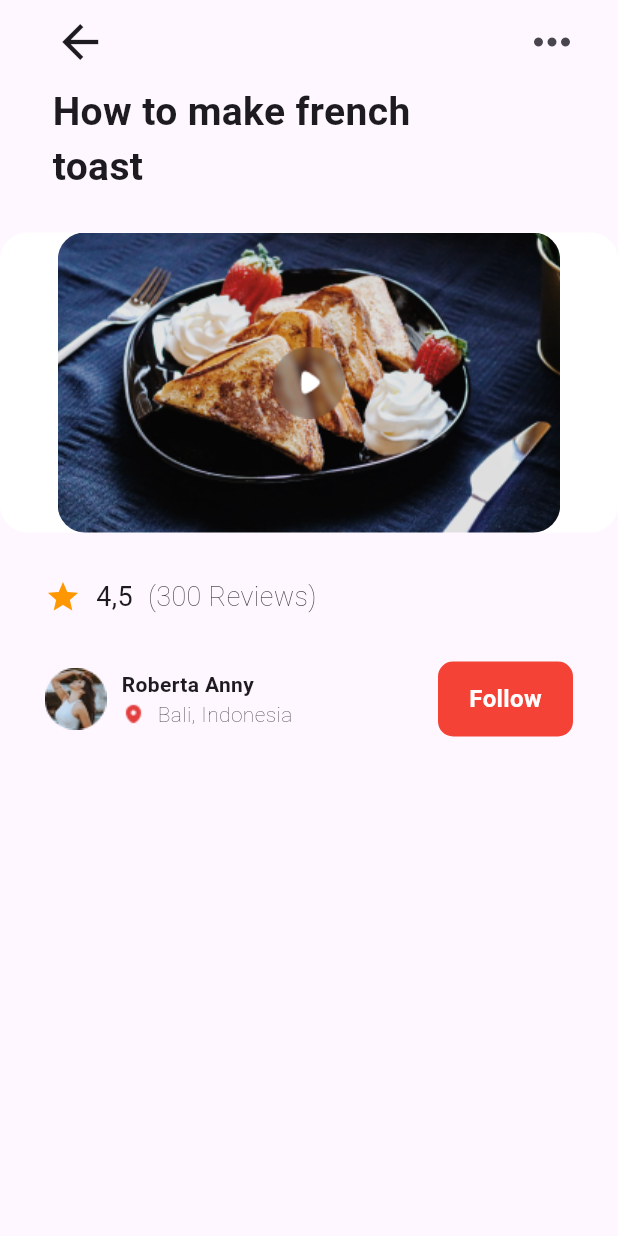
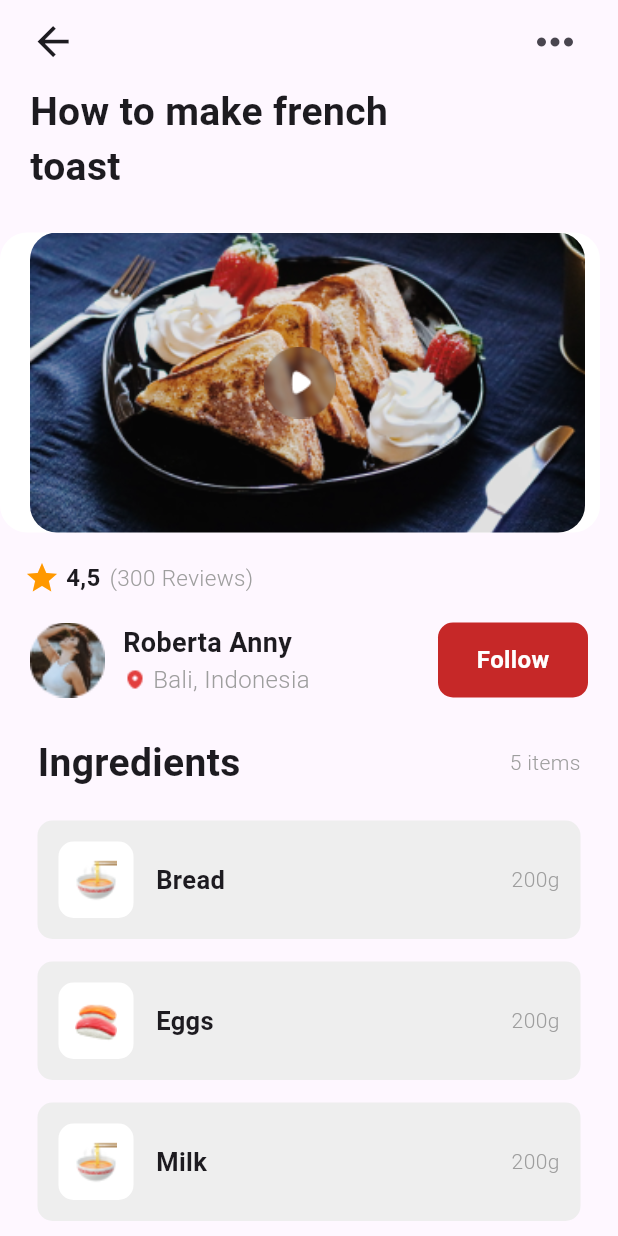
Before and after one commit to Gbeminiyi-S/foodrecipe, a Flutter app: the screen it shows after launch, on a phone screen of 412 x 824 dp. Run offline on Flutter 3.47's test engine with Material 3 defaults, Android fonts, the phone set to English and light mode, and no system bars.

Commit message:
Add Ingredient section

```diff
--- a/food_recipe/lib/main.dart
+++ b/food_recipe/lib/main.dart
@@ -28,11 +28,12 @@ class _HomePageState extends State<HomePage> {
   Widget build(BuildContext context) {
     return const Scaffold(
         appBar: AppBarSection(),
-        body: Column(
+        body: SingleChildScrollView(
+          child: Column(
             crossAxisAlignment: CrossAxisAlignment.start,
             children: [
               Padding(
-              padding: EdgeInsets.only(left: 35.0, bottom: 25),
+                padding: EdgeInsets.only(left: 20.0, bottom: 25),
                 child: Text(
                   "How to make french\ntoast",
                   style: TextStyle(
@@ -46,7 +47,21 @@ class _HomePageState extends State<HomePage> {
                   frImg: "assets/images/play_button.png"),
               RatingSection(),
               UserSection(),
+              IngredentHeaderSection(),
+              IngredientSection(
+                  foodImage: "assets/images/food.png",
+                  foodName: "Bread",
+                  foodWeight: "200g"),
+              IngredientSection(
+                  foodImage: "assets/images/bacon.png",
+                  foodName: "Eggs",
+                  foodWeight: "200g"),
+              IngredientSection(
+                  foodImage: "assets/images/food.png",
+                  foodName: "Milk",
+                  foodWeight: "200g"),
             ],
+          ),
         ));
   }
 }
@@ -58,16 +73,16 @@ class AppBarSection extends StatelessWidget implements PreferredSizeWidget {
   Widget build(BuildContext context) {
     return AppBar(
       leading: Padding(
-        padding: const EdgeInsets.only(left: 30.0),
+        padding: const EdgeInsets.only(left: 15.0),
         child: IconButton(
           onPressed: () {},
           icon:
-              Transform.scale(scale: 1.5, child: const Icon(Icons.arrow_back)),
+              Transform.scale(scale: 1.3, child: const Icon(Icons.arrow_back)),
         ),
       ),
       actions: [
         Padding(
-          padding: const EdgeInsets.only(right: 20.0),
+          padding: const EdgeInsets.only(right: 18.0),
           child: IconButton(
             onPressed: () {},
             icon: Transform.scale(
@@ -90,9 +105,13 @@ class VideoSection extends StatelessWidget {
 
   @override
   Widget build(BuildContext context) {
-    return Container(
+    return Row(
+      mainAxisAlignment: MainAxisAlignment.start,
+      children: [
+        Container(
           alignment: Alignment.center,
           height: 200,
+          width: 400,
           decoration: BoxDecoration(
             borderRadius: BorderRadius.circular(18),
             color: Colors.white,
@@ -100,7 +119,10 @@ class VideoSection extends StatelessWidget {
           child: Stack(
             alignment: Alignment.center,
             children: [
-          Container(
+              Padding(
+                padding: const EdgeInsets.only(left: 10.0),
+                child: Container(
+                  width: 370,
                   decoration: BoxDecoration(
                     borderRadius: BorderRadius.circular(18),
                   ),
@@ -108,12 +130,16 @@ class VideoSection extends StatelessWidget {
                     borderRadius: BorderRadius.circular(18),
                     child: Image.asset(
                       bgImg,
+                      fit: BoxFit.cover,
+                    ),
                   ),
                 ),
               ),
               Image.asset(frImg, fit: BoxFit.cover),
             ],
           ),
+        ),
+      ],
     );
   }
 }
@@ -124,19 +150,22 @@ class RatingSection extends StatelessWidget {
   @override
   Widget build(BuildContext context) {
     return const Padding(
-        padding: EdgeInsets.all(30.0),
+        padding: EdgeInsets.only(left: 16.0, top: 18.0, bottom: 18.0),
         child: Row(
           children: [
             Icon(Icons.star, color: Colors.orange),
-            SizedBox(width: 10), // Add equal spacing between items
+            SizedBox(width: 4),
             Text(
               "4,5",
-              style: TextStyle(fontSize: 18),
+              style: TextStyle(fontSize: 16, fontWeight: FontWeight.bold),
             ),
-            SizedBox(width: 10), // Add equal spacing between items
+            SizedBox(width: 6), // Add equal spacing between items
             Text(
               "(300 Reviews)",
-              style: TextStyle(fontWeight: FontWeight.w200, fontSize: 18),
+              style: TextStyle(
+                  fontWeight: FontWeight.w300,
+                  fontSize: 15,
+                  color: Colors.grey),
             ),
           ],
         ));
@@ -144,45 +173,59 @@ class RatingSection extends StatelessWidget {
 }
 
 class UserSection extends StatelessWidget {
-  const UserSection({Key? key});
+  const UserSection({super.key});
 
   @override
   Widget build(BuildContext context) {
     return Padding(
-      padding: const EdgeInsets.only(left: 30.0, right: 30.0),
+      padding: const EdgeInsets.only(left: 20.0, right: 20.0),
       child: Row(
+        mainAxisAlignment: MainAxisAlignment.start,
         children: [
-          Image.asset("assets/images/model.png"),
-          const SizedBox(width: 10),
+          SizedBox(
+            width: 50,
+            child: Image.asset(
+              "assets/images/model.png",
+              fit: BoxFit.cover,
+            ),
+          ),
           Expanded(
             child: Column(
               crossAxisAlignment: CrossAxisAlignment.start,
               children: [
-                const Text(
+                const Padding(
+                  padding: EdgeInsets.only(left: 12.0),
+                  child: Text(
                     "Roberta Anny",
-                  style: TextStyle(fontWeight: FontWeight.bold),
+                    style: TextStyle(fontWeight: FontWeight.bold, fontSize: 18),
                   ),
-                Row(
+                ),
+                Padding(
+                  padding: const EdgeInsets.only(left: 12.0),
+                  child: Row(
                     children: [
                       Image.asset("assets/images/location.png"),
-                    const SizedBox(width: 8),
+                      const SizedBox(width: 4),
                       const Text(
                         "Bali, Indonesia",
                         style: TextStyle(
-                        fontWeight: FontWeight.w200,
+                          fontWeight: FontWeight.w300,
+                          fontSize: 16,
+                          color: Colors.grey,
                         ),
                       ),
                     ],
+                  ),
                 ),
               ],
             ),
           ),
           Container(
             height: 50,
-            width: 90,
+            width: 100,
             decoration: BoxDecoration(
               borderRadius: BorderRadius.circular(10),
-              color: Colors.red.shade500,
+              color: Colors.red.shade800,
             ),
             child: const Center(
               child: Text(
@@ -200,3 +243,94 @@ class UserSection extends StatelessWidget {
     );
   }
 }
+
+class IngredentHeaderSection extends StatelessWidget {
+  const IngredentHeaderSection({super.key});
+
+  @override
+  Widget build(BuildContext context) {
+    return const Padding(
+      padding: EdgeInsets.only(left: 25.0, right: 25.0, bottom: 20, top: 25),
+      child: Row(
+        children: [
+          Expanded(
+            child: Text(
+              "Ingredients",
+              style: TextStyle(fontWeight: FontWeight.bold, fontSize: 26),
+            ),
+          ),
+          Text(
+            "5 items",
+            style: TextStyle(
+              fontWeight: FontWeight.w300,
+              color: Colors.grey,
+            ),
+          ),
+        ],
+      ),
+    );
+    ;
+  }
+}
+
+class IngredientSection extends StatelessWidget {
+  final String foodImage;
+  final String foodName;
+  final String foodWeight;
+
+  const IngredientSection({
+    super.key,
+    required this.foodImage,
+    required this.foodName,
+    required this.foodWeight,
+  });
+
+  @override
+  Widget build(BuildContext context) {
+    return Padding(
+      padding: const EdgeInsets.only(left: 25.0, right: 25.0, bottom: 15),
+      child: Container(
+        padding: const EdgeInsets.all(12),
+        decoration: BoxDecoration(
+          borderRadius: BorderRadius.circular(10),
+          border: Border.all(color: Colors.transparent, width: 2),
+          color: Colors.grey.shade200,
+        ),
+        child: Row(
+          mainAxisAlignment: MainAxisAlignment.spaceBetween,
+          children: [
+            Row(
+              children: [
+                Container(
+                  decoration: BoxDecoration(
+                    borderRadius: BorderRadius.circular(10),
+                    border: Border.all(color: Colors.transparent, width: 2),
+                    color: Colors.white,
+                  ),
+                  padding: const EdgeInsets.all(9),
+                  child: Image.asset(foodImage, fit: BoxFit.cover),
+                ),
+                const SizedBox(
+                  width: 15,
+                ),
+                Text(
+                  foodName,
+                  style: const TextStyle(
+                      fontSize: 17, fontWeight: FontWeight.bold),
+                ),
+              ],
+            ),
+            Text(
+              foodWeight,
+              style: const TextStyle(
+                fontWeight: FontWeight.w300,
+                color: Colors.grey,
+                fontSize: 14,
+              ),
+            ),
+          ],
+        ),
+      ),
+    );
+  }
+}
```
Lines whose indentation alone changed are shown as unchanged.
